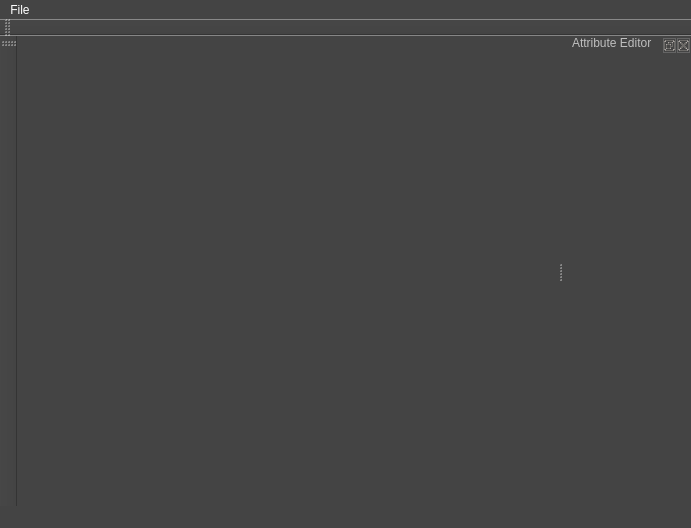
First picture: the form in visual_studio/QtOpenGL_Template/MainWindow.ui, repository ShenyaoKe/QtOpenGL_Template, before the edit.
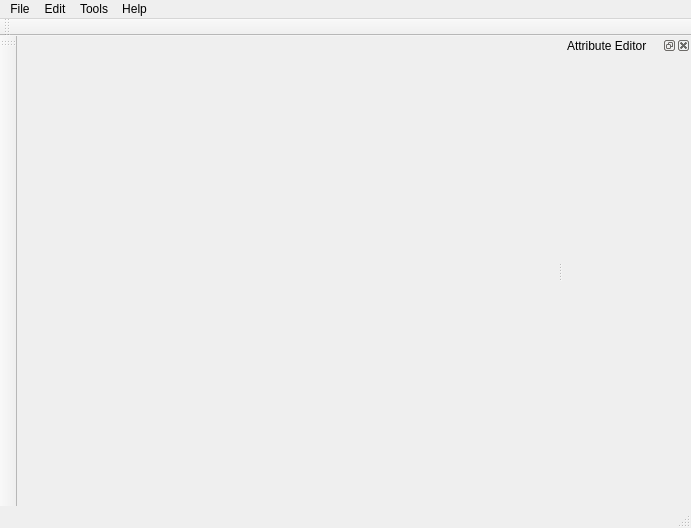
Second picture: the form after the edit. Icons and pictures are not drawn.

Patch:
```diff
--- a/visual_studio/QtOpenGL_Template/MainWindow.ui
+++ b/visual_studio/QtOpenGL_Template/MainWindow.ui
@@ -14,168 +14,7 @@
    <string>MainWindow</string>
   </property>
   <property name="styleSheet">
-   <string notr="true">QMainWindow
-{
-	color: #BFBFBF;
-	background-color: #444444;
-}
-QWidget
-{
-	color: #BFBFBF;
-	background-color: #444444;
-}
-QWidget:item:hover
-{
-    background-color: #5285A6;
-    color: #FFFFFF;
-}
-/*------------------------MenuBar Menu----------------------------------------*/
-QMenuBar::item
-{
-    color: #FFFFFF;
-    background: transparent;
-}
-
-QMenuBar::item:selected
-{
-    background: #5285A6;
-    /*border: 1px solid #5285A6;*/
-}
-
-QMenuBar::item:pressed
-{
-    background: #444;
-    border: 1px solid #000;
-    background-color: #5285A6;
-    margin-bottom:-1px;
-    padding-bottom:1px;
-}
-QMenu::item:selected
-{
-    color: #FFFFFF;
-    background-color: #5285A6;
-}
-QMenu::item:hover
-{
-    color: #5285A6;
-}
-/*------------------------ComboBox----------------------------------------*/
-QComboBox {
-    border: 1px solid gray;
-    border-radius: 3px;
-    padding: 1px 18px 1px 3px;
-    min-width: 6em;
-}
-QComboBox:hover
-{
-	background: #5285A6;
-}
-
-QComboBox:editable {
-    background: #646464;
-}
-QComboBox:!editable {
-     background: #444444;
-}
-/* QComboBox gets the &quot;on&quot; state when the popup is open */
-QComboBox:!editable:on {
-    background: #646464;
-}
-QComboBox:on { /* shift the text when the popup opens */
-    padding-top: 3px;
-    padding-left: 4px;
-}
-QComboBox::down-arrow {
-    image: url(:/icons/dropArrow.png);
-}
-QComboBox::down-arrow:on { /* shift the arrow when popup is open */
-    top: 1px;
-    left: 1px;
-}
-/*Drop down*/
-QComboBox::drop-down,
-QComboBox::drop-down:hover,
-QComboBox::drop-down:on {
-    subcontrol-origin: padding;
-    subcontrol-position: top right;
-    width: 15px;
-    border-left-style: solid;
-    border-left-color: #646464;
-    border-left-width: 1px;
-}
-QComboBox QAbstractItemView {
-    selection-background-color: #5285A6;
-	outline:none;
-}
-/*---------------------------------------------------------*/
-QPushButton
-{
-    border: 1px solid gray;
-    border-radius: 3px;
-	min-width: 4em;
-	min-height: 2em;
-}
-QPushButton:hover
-{
-    background-color: #646464;
-}
-QPushButton:pressed{
-    
-    background-color: #5285A6;
-}
-/*---------------------------------------------------------*/
-/* Customize spin boxes. */
-
-QSpinBox {
-    background-color: #646464;
-}
-
-QSpinBox::up-button {
-    image: url(:/icons/arrowUp.png);
-    background-color: #444444;
-}
-
-QSpinBox::up-button:hover {
-    border-image: url(:/images/spinup_hover.png) 1;
-    background-color: #545454;
-}
-
-QSpinBox::up-button:pressed {
-    border-image: url(:/images/spinup_pressed.png) 1;
-    background-color: #646464;
-}
-
-QSpinBox::down-button {
-    image: url(:/icons/arrowDown.png);
-    background-color: #444444;
-}
-
-QSpinBox::down-button:hover {
-    border-image: url(:/images/spindown_hover.png) 1;
-    background-color: #545454;
-}
-
-QSpinBox::down-button:pressed {
-    border-image: url(:/images/spindown_pressed.png) 1;
-    background-color: #646464;
-}
-/*-------------------------------------------------------------*/
-QDockWidget {
-    border: 1px solid;
-}
-
-QDockWidget::title {
-	color: #FFFFFF;
-    text-align: left; /* align the text to the left */
-    background: #444444;
-    padding-left: 5px;
-    padding-bottom: 5px;
-}
-QDockWidget::close-button, QDockWidget::float-button {
-	color: #646464;
-    border: 1px solid #646464;
-    background: #444444;
-}</string>
+   <string notr="true"/>
   </property>
   <widget class="QWidget" name="centralWidget">
    <layout class="QHBoxLayout" name="horizontalLayout">
@@ -202,7 +41,26 @@
     <addaction name="separator"/>
     <addaction name="actionQuit"/>
    </widget>
+   <widget class="QMenu" name="menuEdit">
+    <property name="title">
+     <string>Edit</string>
+    </property>
+   </widget>
+   <widget class="QMenu" name="menuTools">
+    <property name="title">
+     <string>Tools</string>
+    </property>
+   </widget>
+   <widget class="QMenu" name="menuHelp">
+    <property name="title">
+     <string>Help</string>
+    </property>
+    <addaction name="actionAbout"/>
+   </widget>
    <addaction name="menuFile"/>
+   <addaction name="menuEdit"/>
+   <addaction name="menuTools"/>
+   <addaction name="menuHelp"/>
   </widget>
   <widget class="QToolBar" name="mainToolBar">
    <attribute name="toolBarArea">
@@ -221,7 +79,7 @@
     <enum>TopToolBarArea</enum>
    </attribute>
    <attribute name="toolBarBreak">
-    <bool>true</bool>
+    <bool>false</bool>
    </attribute>
   </widget>
   <widget class="QDockWidget" name="attr_editor">
```
Left out of the diff: 5 changed lines with no effect on the pictures.
